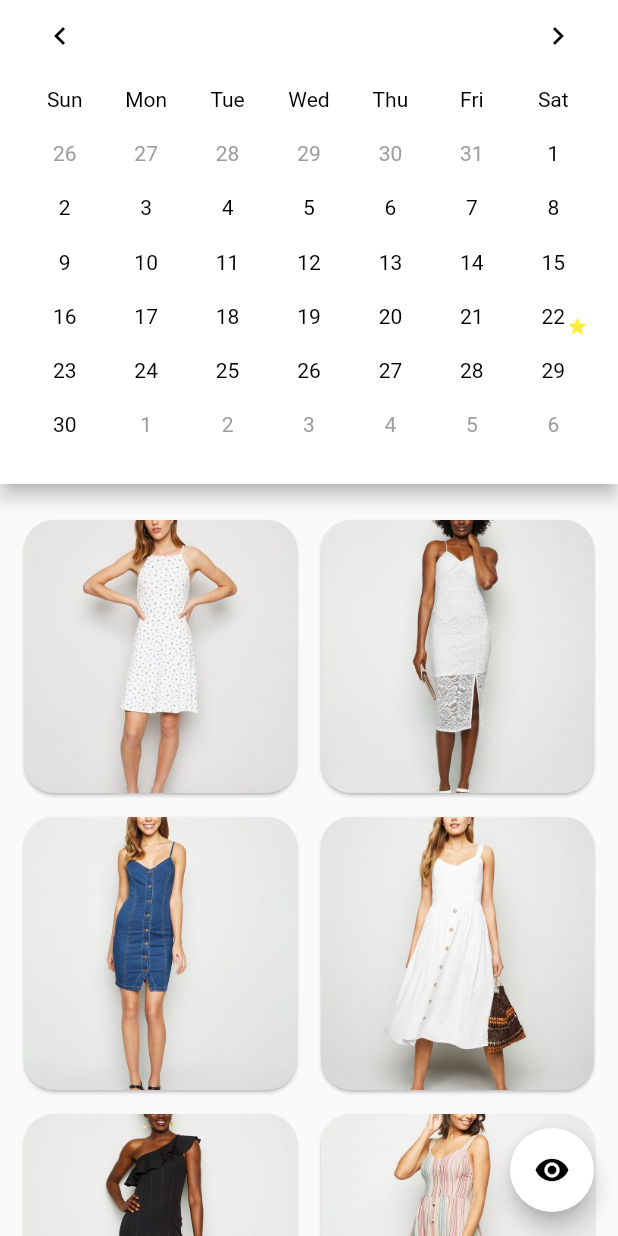
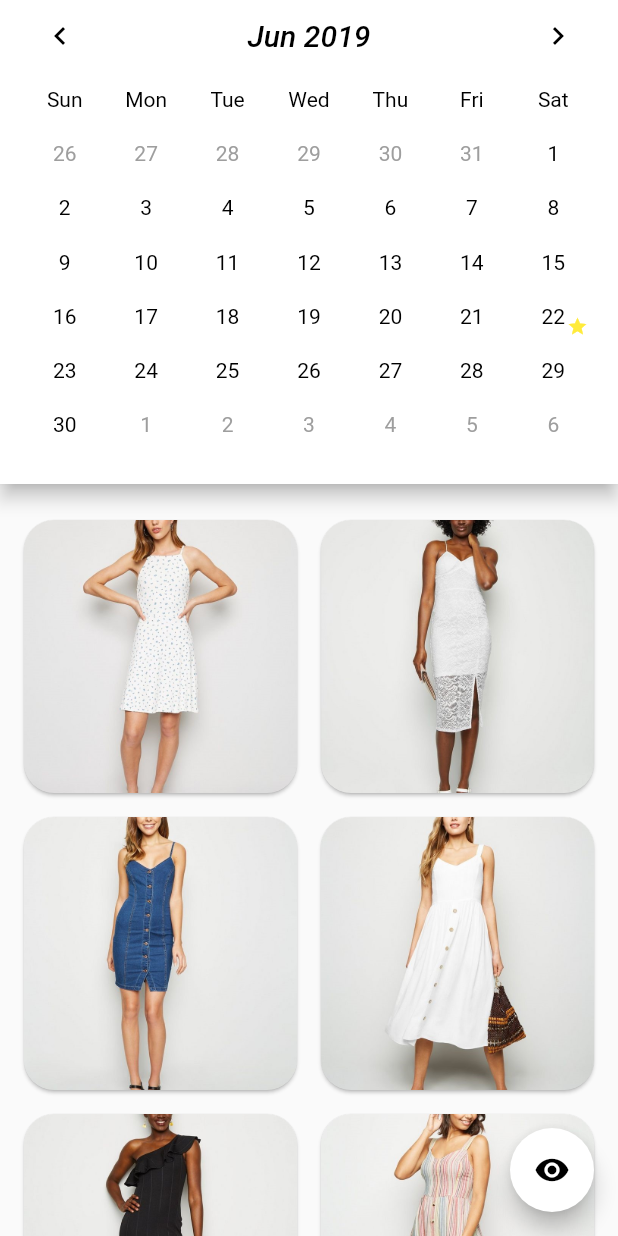
Before and after one commit to IraSmalko/Suit-Up, a Flutter app: the CalendarPage screen opened directly, on a phone screen of 412 x 824 dp. Run offline on Flutter 3.47's test engine with Material 2 defaults, Android fonts, the phone set to English and light mode, and no system bars; our stand-ins replace auto_size_text, camera, flutter_calendar_carousel, image_picker, shared_preferences; missing offline and left inert: di_container; accounts and stored records are empty.

Commit message:
Added month title to calendar_view

```diff
--- a/lib/widgets/calendar_view.dart
+++ b/lib/widgets/calendar_view.dart
@@ -1,5 +1,7 @@
 import 'package:flutter/cupertino.dart';
 import 'package:flutter/material.dart';
+import 'package:intl/date_symbol_data_local.dart';
+import 'package:intl/intl.dart' show DateFormat;
 import 'package:suit_up/models/calendar_item.dart';
 
 class CalendarView extends StatefulWidget {
@@ -17,8 +19,10 @@ class _CalendarViewState extends State<CalendarView> {
   final _calendarItems = <CalendarItem>[];
   final Function(double height) onHeightChanged;
   DateTime _dateTime = DateTime.now();
+  DateFormat _localeDate;
   double _headerHeight = 48;
   double _calendarViewHeight;
+  String locale = "en";
 
   _CalendarViewState(this.onHeightChanged);
 
@@ -66,6 +70,13 @@ class _CalendarViewState extends State<CalendarView> {
 
   DateTime _previousMonth(DateTime dateTime) {
     return dateTime.month == 1 ? DateTime(dateTime.year - 1, 12) : DateTime(dateTime.year, dateTime.month - 1);
+  }
+
+  @override
+  initState() {
+    super.initState();
+    initializeDateFormatting();
+    _localeDate = DateFormat.yMMM(locale);
   }
 
   @override
@@ -144,6 +155,15 @@ class _CalendarViewState extends State<CalendarView> {
                         _dateTime = _previousMonth(_dateTime);
                       });
                     }),
+                Text(
+                  "${_localeDate.format(this._dateTime)}",
+                  style: TextStyle(
+                    fontSize: 20,
+                    color: Colors.black,
+                    fontStyle: FontStyle.italic,
+                    fontWeight: FontWeight.w500,
+                  ),
+                ),
                 IconButton(
                     icon: Icon(Icons.chevron_right, color: Colors.black, size: 24.0),
                     onPressed: () {
```
